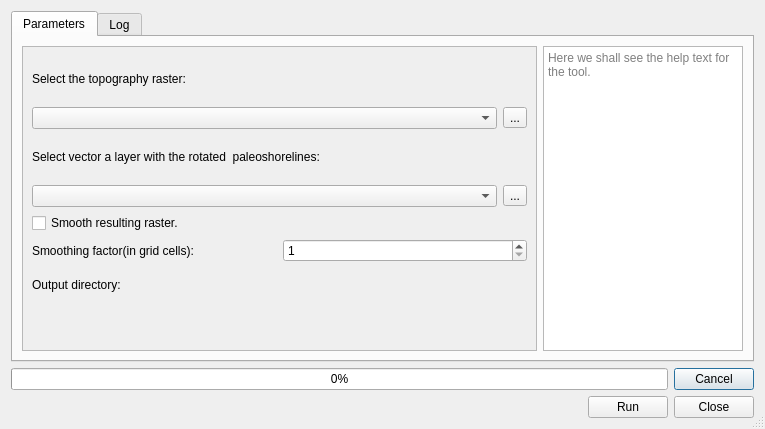
jaminzoda/terra-antiqua, file paleocoastlines_dialog_base.ui: the form before one commit.
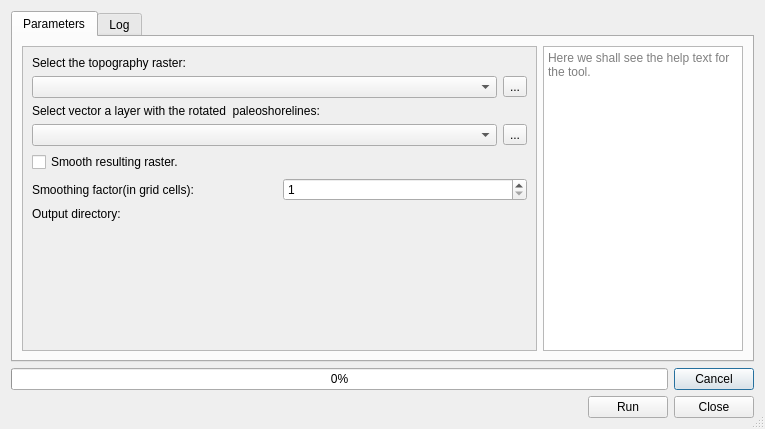
The form after the commit. Custom widgets are drawn as their Qt base class.

The edit to the form file:
```diff
--- a/paleocoastlines_dialog_base.ui
+++ b/paleocoastlines_dialog_base.ui
@@ -70,8 +70,8 @@
            <rect>
             <x>0</x>
             <y>0</y>
-            <width>515</width>
-            <height>301</height>
+            <width>517</width>
+            <height>295</height>
            </rect>
           </property>
           <layout class="QVBoxLayout" name="verticalLayout_4">
@@ -170,6 +170,19 @@
              </item>
             </layout>
            </item>
+           <item>
+            <spacer name="verticalSpacer">
+             <property name="orientation">
+              <enum>Qt::Vertical</enum>
+             </property>
+             <property name="sizeHint" stdset="0">
+              <size>
+               <width>20</width>
+               <height>40</height>
+              </size>
+             </property>
+            </spacer>
+           </item>
           </layout>
          </widget>
         </widget>
```
